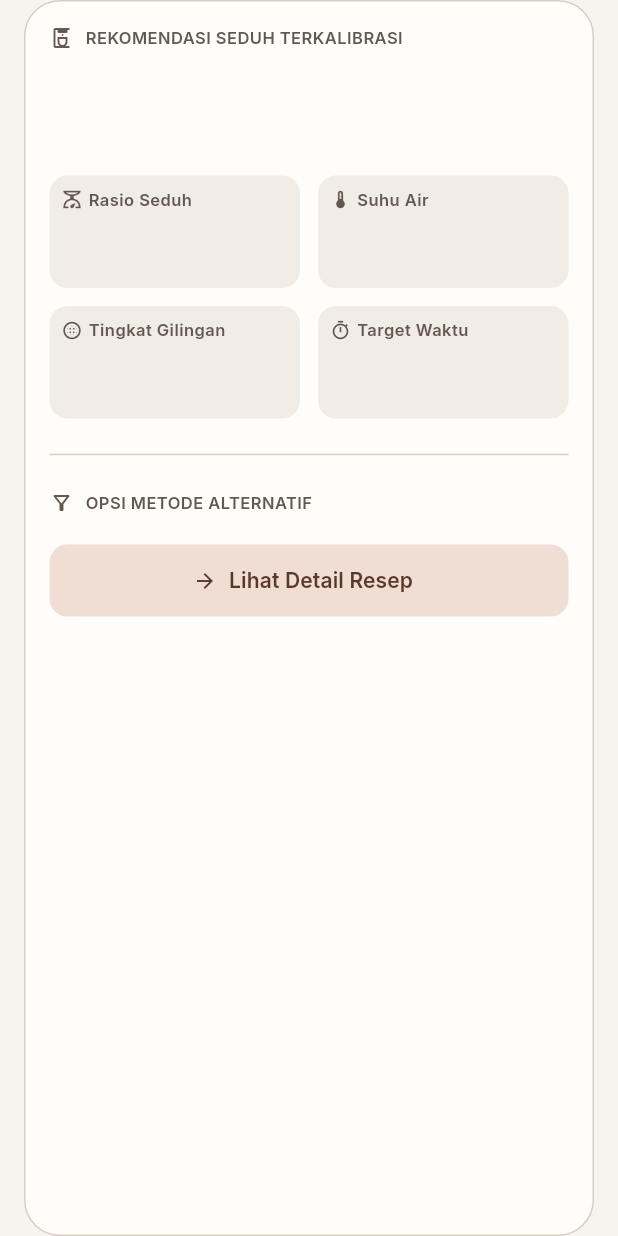
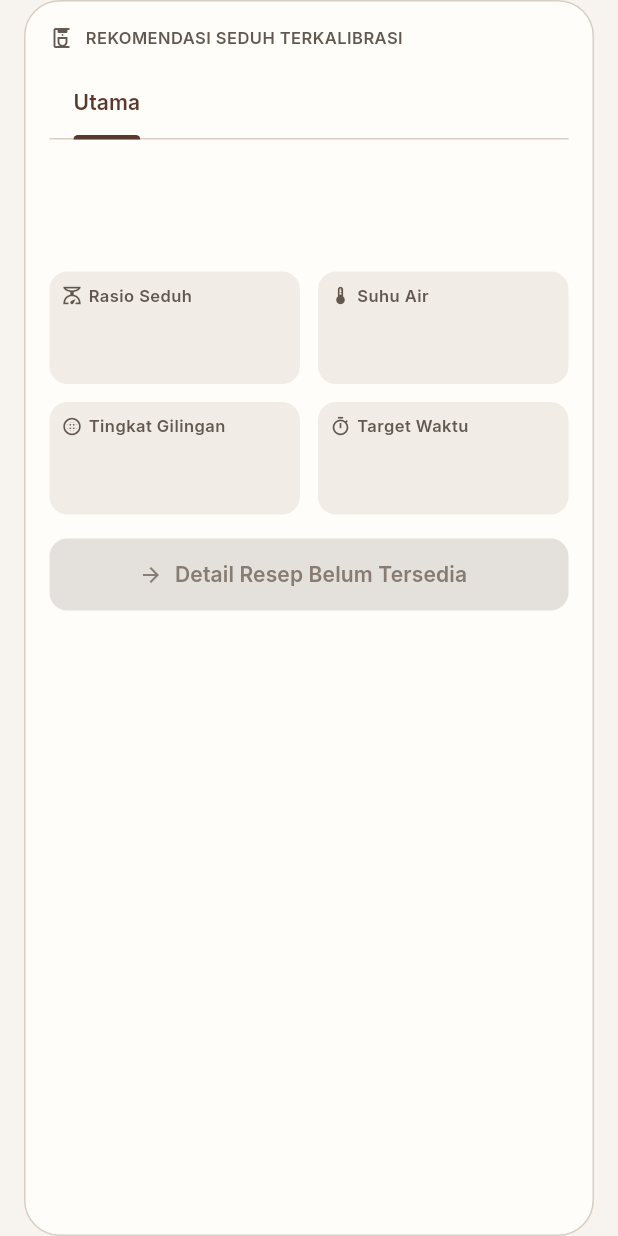
Before and after one commit to AhmadKevin000/roastmate_app, a Flutter app: the BrewRecommendationCard widget shown alone on an empty page, opened directly with empty values, on a phone screen of 412 x 824 dp. Run offline on Flutter 3.47's test engine with Material 3 defaults, Android fonts, the phone set to English and light mode, and no system bars; our stand-ins replace camera, flutter_riverpod, go_router, google_fonts, sqflite; accounts and stored records are empty.

Commit message:
feat(result): rekomendasi seduh menjadi tabs dengan CTA detail resep

```diff
--- /dev/null
+++ b/mobile/lib/features/brew/data/sources/method_lookup.dart
@@ -0,0 +1,21 @@
+/// Pemetaan best-effort nama metode pada rekomendasi ke `methodId` katalog.
+///
+/// Rekomendasi engine memakai nama bebas (mis. `"Pour Over (V60) — Clean &
+/// Bright"`), sedangkan katalog seduh memakai `methodId` tetap (`M001`..).
+/// Helper ini mencocokkan lewat kata kunci. Bila tidak ada yang cocok,
+/// kembalikan `null` (CTA detail resep dinonaktifkan).
+String? resolveMethodId(String methodName) {
+  final needle = methodName.toLowerCase();
+  for (final entry in _keywordToMethodId.entries) {
+    for (final keyword in entry.value) {
+      if (needle.contains(keyword)) return entry.key;
+    }
+  }
+  return null;
+}
+
+const Map<String, List<String>> _keywordToMethodId = {
+  'M001': ['v60', 'pour over', 'pour-over', 'drip'],
+  'M002': ['french press', 'immersion', 'plunger'],
+  'M003': ['tubruk', 'tradisional'],
+};
--- /dev/null
+++ b/mobile/lib/features/result/presentation/widgets/brew_method_tab_content.dart
@@ -0,0 +1,201 @@
+import 'package:flutter/material.dart';
+import 'package:go_router/go_router.dart';
+
+import '../../../../core/theme/roastmate_colors.dart';
+import '../../../../core/theme/roastmate_radius.dart';
+import '../../../../core/theme/roastmate_spacing.dart';
+import '../../../../core/theme/roastmate_text.dart';
+import '../../../../shared/models/analysis_result.dart';
+
+/// Isi satu tab pada kartu rekomendasi seduh.
+///
+/// Tab utama menampilkan parameter seduh lengkap; tab alternatif menampilkan
+/// judul + deskripsi yang tersedia. Setiap tab punya CTA ke Detail Resep
+/// (`/brewing/:methodId`) bila [methodId] dikenal.
+class BrewMethodTabContent extends StatelessWidget {
+  final BrewRecommendation? primary;
+  final AlternativeMethod? alternative;
+  final String? methodId;
+
+  const BrewMethodTabContent({
+    super.key,
+    this.primary,
+    this.alternative,
+    this.methodId,
+  });
+
+  @override
+  Widget build(BuildContext context) {
+    return Column(
+      crossAxisAlignment: CrossAxisAlignment.start,
+      children: [
+        if (primary != null) ...[
+          Text(
+            primary!.methodTitle,
+            style: RoastmateText.titleLg.copyWith(
+              color: RoastmateColors.textPrimary,
+            ),
+          ),
+          const SizedBox(height: RoastmateSpacing.sm),
+          Text(
+            primary!.reasonText,
+            style: RoastmateText.bodyMd.copyWith(
+              color: RoastmateColors.textSecondary,
+            ),
+          ),
+          const SizedBox(height: RoastmateSpacing.lg),
+          _buildMetrics(primary!),
+        ] else if (alternative != null) ...[
+          Text(
+            alternative!.title,
+            style: RoastmateText.titleLg.copyWith(
+              color: RoastmateColors.textPrimary,
+            ),
+          ),
+          const SizedBox(height: RoastmateSpacing.sm),
+          Text(
+            alternative!.description,
+            style: RoastmateText.bodyMd.copyWith(
+              color: RoastmateColors.textSecondary,
+            ),
+          ),
+        ],
+        const SizedBox(height: RoastmateSpacing.lg),
+        _buildCta(context),
+      ],
+    );
+  }
+
+  Widget _buildMetrics(BrewRecommendation rec) {
+    // Tinggi mengikuti isi: tiap sel boleh 1 atau 2 baris teks tanpa terpotong.
+    return Column(
+      children: [
+        IntrinsicHeight(
+          child: Row(
+            crossAxisAlignment: CrossAxisAlignment.stretch,
+            children: [
+              Expanded(
+                child: _buildMetricItem(
+                  Icons.scale_outlined,
+                  "Rasio Seduh",
+                  rec.ratio,
+                  rec.ratioSub,
+                ),
+              ),
+              const SizedBox(width: RoastmateSpacing.md),
+              Expanded(
+                child: _buildMetricItem(
+                  Icons.thermostat_outlined,
+                  "Suhu Air",
+                  rec.tempC,
+                  rec.tempCSub,
+                ),
+              ),
+            ],
+          ),
+        ),
+        const SizedBox(height: RoastmateSpacing.md),
+        IntrinsicHeight(
+          child: Row(
+            crossAxisAlignment: CrossAxisAlignment.stretch,
+            children: [
+              Expanded(
+                child: _buildMetricItem(
+                  Icons.blur_circular_outlined,
+                  "Tingkat Gilingan",
+                  rec.grind,
+                  rec.grindSub,
+                ),
+              ),
+              const SizedBox(width: RoastmateSpacing.md),
+              Expanded(
+                child: _buildMetricItem(
+                  Icons.timer_outlined,
+                  "Target Waktu",
+                  rec.targetTime,
+                  rec.targetTimeSub,
+                ),
+              ),
+            ],
+          ),
+        ),
+      ],
+    );
+  }
+
+  Widget _buildMetricItem(
+    IconData icon,
+    String label,
+    String value,
+    String sub,
+  ) {
+    return Container(
+      padding: const EdgeInsets.all(RoastmateSpacing.sm),
+      decoration: BoxDecoration(
+        color: RoastmateColors.surfaceContainer,
+        borderRadius: BorderRadius.circular(RoastmateRadius.small),
+      ),
+      child: Column(
+        crossAxisAlignment: CrossAxisAlignment.start,
+        mainAxisAlignment: MainAxisAlignment.center,
+        children: [
+          Row(
+            children: [
+              Icon(icon, size: 14, color: RoastmateColors.textSecondary),
+              const SizedBox(width: 4),
+              Flexible(
+                child: Text(
+                  label,
+                  style: RoastmateText.labelSm.copyWith(
+                    color: RoastmateColors.textSecondary,
+                  ),
+                ),
+              ),
+            ],
+          ),
+          const SizedBox(height: 4),
+          Text(
+            value,
+            style: RoastmateText.titleMd.copyWith(
+              color: RoastmateColors.textPrimary,
+            ),
+          ),
+          Text(
+            sub,
+            style: RoastmateText.bodySm.copyWith(
+              color: RoastmateColors.textSecondary,
+            ),
+          ),
+        ],
+      ),
+    );
+  }
+
+  Widget _buildCta(BuildContext context) {
+    final enabled = methodId != null;
+    final color = enabled ? RoastmateColors.primary : RoastmateColors.iconMuted;
+
+    return SizedBox(
+      width: double.infinity,
+      child: ElevatedButton.icon(
+        onPressed: enabled ? () => context.push('/brewing/$methodId') : null,
+        icon: Icon(Icons.arrow_forward, size: 16, color: color),
+        label: Text(
+          enabled ? "Lihat Cara Penyajian" : "Detail Resep Belum Tersedia",
+          style: RoastmateText.labelLg.copyWith(color: color),
+        ),
+        style: ElevatedButton.styleFrom(
+          backgroundColor: enabled
+              ? RoastmateColors.espressoSoft
+              : RoastmateColors.surfaceContainer,
+          foregroundColor: RoastmateColors.primary,
+          elevation: 0,
+          minimumSize: const Size(0, 48),
+          shape: RoundedRectangleBorder(
+            borderRadius: BorderRadius.circular(RoastmateRadius.small),
+          ),
+        ),
+      ),
+    );
+  }
+}
--- a/mobile/lib/features/result/presentation/widgets/brew_recommendation_card.dart
+++ b/mobile/lib/features/result/presentation/widgets/brew_recommendation_card.dart
@@ -1,19 +1,72 @@
 import 'package:flutter/material.dart';
+
 import '../../../../core/theme/roastmate_colors.dart';
+import '../../../../core/theme/roastmate_radius.dart';
+import '../../../../core/theme/roastmate_spacing.dart';
 import '../../../../core/theme/roastmate_text.dart';
-import '../../../../core/theme/roastmate_spacing.dart';
-import '../../../../core/theme/roastmate_radius.dart';
 import '../../../../shared/models/analysis_result.dart';
-import 'alternative_method_tile.dart';
+import '../../../brew/data/sources/method_lookup.dart';
+import 'brew_method_tab_content.dart';
 
-class BrewRecommendationCard extends StatelessWidget {
+/// Kartu rekomendasi seduh dengan **tab per metode**.
+///
+/// Tab pertama (default aktif) adalah metode yang direkomendasikan; opsi
+/// alternatif tersembunyi di tab lain sampai dipilih. Setiap tab punya CTA
+/// menuju Detail Resep.
+class BrewRecommendationCard extends StatefulWidget {
   final InspectionResult result;
 
-  const BrewRecommendationCard({Key? key, required this.result}) : super(key: key);
+  const BrewRecommendationCard({super.key, required this.result});
+
+  @override
+  State<BrewRecommendationCard> createState() => _BrewRecommendationCardState();
+}
+
+class _BrewRecommendationCardState extends State<BrewRecommendationCard>
+    with SingleTickerProviderStateMixin {
+  TabController? _tabController;
+
+  int get _tabCount => 1 + widget.result.alternatives.length;
+
+  @override
+  void initState() {
+    super.initState();
+    _createController();
+  }
+
+  @override
+  void didUpdateWidget(covariant BrewRecommendationCard oldWidget) {
+    super.didUpdateWidget(oldWidget);
+    if (oldWidget.result.alternatives.length !=
+        widget.result.alternatives.length) {
+      _tabController?.removeListener(_onTabChanged);
+      _tabController?.dispose();
+      _createController();
+    }
+  }
+
+  void _createController() {
+    _tabController = TabController(length: _tabCount, vsync: this)
+      ..addListener(_onTabChanged);
+  }
+
+  void _onTabChanged() {
+    // Ganti isi tab saat indeks berubah.
+    if (mounted) setState(() {});
+  }
+
+  @override
+  void dispose() {
+    _tabController?.removeListener(_onTabChanged);
+    _tabController?.dispose();
+    super.dispose();
+  }
 
   @override
   Widget build(BuildContext context) {
-    if (result.recommendation == null) {
+    final rec = widget.result.recommendation;
+
+    if (rec == null) {
       return Container(
         margin: const EdgeInsets.symmetric(horizontal: RoastmateSpacing.lg),
         padding: const EdgeInsets.all(RoastmateSpacing.lg),
@@ -24,12 +77,27 @@ class BrewRecommendationCard extends StatelessWidget {
         ),
         child: Text(
           "Biji masih Green — perlu roasting, tanpa parameter seduh",
-          style: RoastmateText.bodyLg.copyWith(color: RoastmateColors.textPrimary),
+          style: RoastmateText.bodyLg.copyWith(
+            color: RoastmateColors.textPrimary,
+          ),
         ),
       );
     }
 
-    final rec = result.recommendation!;
+    final tabs = <_BrewTab>[
+      _BrewTab(
+        label: _shortMethodLabel(rec.methodTitle, 'Utama'),
+        methodId: resolveMethodId(rec.methodTitle),
+      ),
+      for (final alt in widget.result.alternatives)
+        _BrewTab(
+          label: _shortMethodLabel(alt.title, 'Alternatif'),
+          methodId: resolveMethodId(alt.title),
+        ),
+    ];
+
+    final controller = _tabController!;
+    final index = controller.index.clamp(0, tabs.length - 1);
 
     return Container(
       margin: const EdgeInsets.symmetric(horizontal: RoastmateSpacing.lg),
@@ -44,131 +112,67 @@ class BrewRecommendationCard extends StatelessWidget {
         children: [
           Row(
             children: [
-              const Icon(Icons.coffee_maker_outlined, size: 16, color: RoastmateColors.textSecondary),
+              const Icon(
+                Icons.coffee_maker_outlined,
+                size: 16,
+                color: RoastmateColors.textSecondary,
+              ),
               const SizedBox(width: RoastmateSpacing.sm),
               Flexible(
                 child: Text(
                   "REKOMENDASI SEDUH TERKALIBRASI",
-                  style: RoastmateText.labelSm.copyWith(color: RoastmateColors.textSecondary),
+                  style: RoastmateText.labelSm.copyWith(
+                    color: RoastmateColors.textSecondary,
+                  ),
                 ),
               ),
             ],
           ),
           const SizedBox(height: RoastmateSpacing.md),
-          Text(
-            rec.methodTitle,
-            style: RoastmateText.titleLg.copyWith(color: RoastmateColors.textPrimary),
-          ),
-          const SizedBox(height: RoastmateSpacing.sm),
-          Text(
-            rec.reasonText,
-            style: RoastmateText.bodyMd.copyWith(color: RoastmateColors.textSecondary),
+          TabBar(
+            controller: controller,
+            isScrollable: true,
+            tabAlignment: TabAlignment.start,
+            labelColor: RoastmateColors.primary,
+            unselectedLabelColor: RoastmateColors.textSecondary,
+            labelStyle: RoastmateText.labelLg,
+            unselectedLabelStyle: RoastmateText.labelLg,
+            indicatorColor: RoastmateColors.primary,
+            indicatorSize: TabBarIndicatorSize.label,
+            dividerColor: RoastmateColors.borderDefault,
+            tabs: [for (final tab in tabs) Tab(text: tab.label)],
           ),
           const SizedBox(height: RoastmateSpacing.lg),
-          // Tinggi kartu mengikuti isi: tiap sel boleh 1 atau 2 baris teks tanpa
-          // terpotong (menggantikan GridView rasio-tetap yang memicu overflow).
-          IntrinsicHeight(
-            child: Row(
-              crossAxisAlignment: CrossAxisAlignment.stretch,
-              children: [
-                Expanded(
-                  child: _buildMetricItem(Icons.scale_outlined, "Rasio Seduh", rec.ratio, rec.ratioSub),
-                ),
-                const SizedBox(width: RoastmateSpacing.md),
-                Expanded(
-                  child: _buildMetricItem(Icons.thermostat_outlined, "Suhu Air", rec.tempC, rec.tempCSub),
-                ),
-              ],
-            ),
+          BrewMethodTabContent(
+            primary: index == 0 ? rec : null,
+            alternative: index == 0
+                ? null
+                : widget.result.alternatives[index - 1],
+            methodId: tabs[index].methodId,
           ),
-          const SizedBox(height: RoastmateSpacing.md),
-          IntrinsicHeight(
-            child: Row(
-              crossAxisAlignment: CrossAxisAlignment.stretch,
-              children: [
-                Expanded(
-                  child: _buildMetricItem(Icons.blur_circular_outlined, "Tingkat Gilingan", rec.grind, rec.grindSub),
-                ),
-                const SizedBox(width: RoastmateSpacing.md),
-                Expanded(
-                  child: _buildMetricItem(Icons.timer_outlined, "Target Waktu", rec.targetTime, rec.targetTimeSub),
-                ),
-              ],
-            ),
-          ),
-          const SizedBox(height: RoastmateSpacing.lg),
-          const Divider(color: RoastmateColors.borderDefault),
-          const SizedBox(height: RoastmateSpacing.lg),
-          Row(
-            children: [
-              const Icon(Icons.filter_alt_outlined, size: 16, color: RoastmateColors.textSecondary),
-              const SizedBox(width: RoastmateSpacing.sm),
-              Flexible(
-                child: Text(
-                  "OPSI METODE ALTERNATIF",
-                  style: RoastmateText.labelSm.copyWith(color: RoastmateColors.textSecondary),
-                ),
-              ),
-            ],
-          ),
-          const SizedBox(height: RoastmateSpacing.md),
-          ...result.alternatives.map((alt) => Padding(
-                padding: const EdgeInsets.only(bottom: RoastmateSpacing.sm),
-                child: AlternativeMethodTile(method: alt),
-              )),
-          const SizedBox(height: RoastmateSpacing.sm),
-          SizedBox(
-            width: double.infinity,
-            child: ElevatedButton.icon(
-              onPressed: () {
-                ScaffoldMessenger.of(context).showSnackBar(
-                  const SnackBar(content: Text("Detail Resep akan tersedia di versi berikutnya")),
-                );
-              },
-              icon: const Icon(Icons.arrow_forward, size: 16, color: RoastmateColors.primary),
-              label: Text("Lihat Detail Resep", style: RoastmateText.labelLg.copyWith(color: RoastmateColors.primary)),
-              style: ElevatedButton.styleFrom(
-                backgroundColor: RoastmateColors.espressoSoft,
-                foregroundColor: RoastmateColors.primary,
-                elevation: 0,
-                minimumSize: const Size(0, 48),
-                shape: RoundedRectangleBorder(borderRadius: BorderRadius.circular(RoastmateRadius.small)),
-              ),
-            ),
-          )
         ],
       ),
     );
   }
 
-  Widget _buildMetricItem(IconData icon, String label, String value, String sub) {
-    return Container(
-      padding: const EdgeInsets.all(RoastmateSpacing.sm),
-      decoration: BoxDecoration(
-        color: RoastmateColors.surfaceContainer,
-        borderRadius: BorderRadius.circular(RoastmateRadius.small),
-      ),
-      child: Column(
-        crossAxisAlignment: CrossAxisAlignment.start,
-        mainAxisAlignment: MainAxisAlignment.center,
-        children: [
-          Row(
-            children: [
-              Icon(icon, size: 14, color: RoastmateColors.textSecondary),
-              const SizedBox(width: 4),
-              Flexible(
-                child: Text(
-                  label,
-                  style: RoastmateText.labelSm.copyWith(color: RoastmateColors.textSecondary),
-                ),
-              ),
-            ],
-          ),
-          const SizedBox(height: 4),
-          Text(value, style: RoastmateText.titleMd.copyWith(color: RoastmateColors.textPrimary)),
-          Text(sub, style: RoastmateText.bodySm.copyWith(color: RoastmateColors.textSecondary)),
-        ],
-      ),
-    );
+  /// Nama metode dipendekkan untuk label tab (segmen sebelum pemisah pertama).
+  static String _shortMethodLabel(String title, String fallback) {
+    const separators = [' — ', ' – ', ' - ', ' (', ' / ', ': '];
+    final trimmed = title.trim();
+    var cut = trimmed.length;
+    for (final sep in separators) {
+      final idx = trimmed.indexOf(sep);
+      if (idx > 0 && idx < cut) cut = idx;
+    }
+    final label = trimmed.substring(0, cut).trim();
+    return label.isEmpty ? fallback : label;
   }
 }
+
+/// Satu entri tab: label + `methodId` katalog (bila dikenali).
+class _BrewTab {
+  final String label;
+  final String? methodId;
+
+  const _BrewTab({required this.label, this.methodId});
+}
```
Also changed, not shown: 2 other files.
